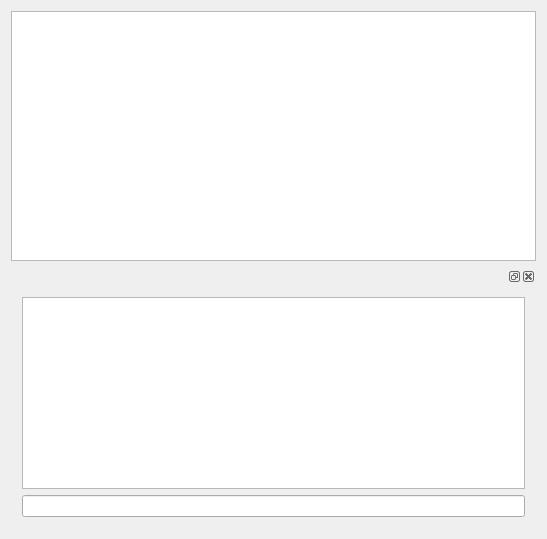
This is usr/RL/TestMaze_II/testmaze_ii.ui in cambyse/PO-LGP as Qt 5 draws it before an edit. The edited form follows.
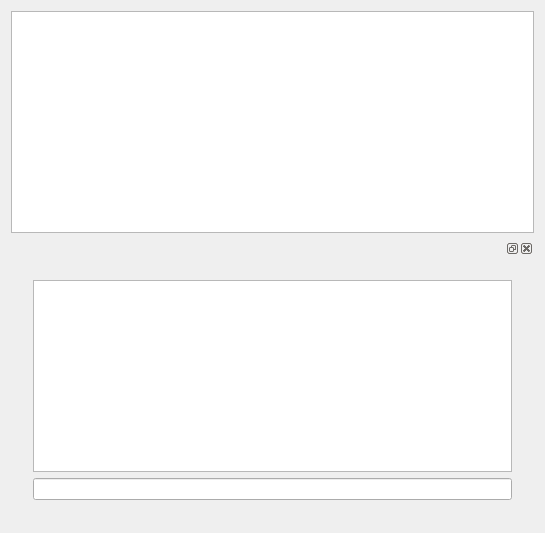
This is the edited form.

Commit message: TestMaze_II: Improved console, added ValueIteration class

```diff
--- a/usr/RL/TestMaze_II/testmaze_ii.ui
+++ b/usr/RL/TestMaze_II/testmaze_ii.ui
@@ -6,8 +6,8 @@
    <rect>
     <x>0</x>
     <y>0</y>
-    <width>547</width>
-    <height>539</height>
+    <width>545</width>
+    <height>533</height>
    </rect>
   </property>
   <property name="windowTitle">
@@ -20,15 +20,26 @@
    <item row="1" column="0">
     <widget class="QDockWidget" name="_wConsoleWidget">
      <widget class="QWidget" name="dockWidgetContents">
+      <layout class="QGridLayout" name="gridLayout_3">
+       <item row="0" column="0">
+        <widget class="QWidget" name="widget" native="true">
       <layout class="QGridLayout" name="gridLayout_2">
-       <item row="1" column="0">
-        <widget class="QLineEdit" name="_wConsoleInput"/>
-       </item>
        <item row="0" column="0">
         <widget class="QPlainTextEdit" name="_wConsoleOutput">
+            <property name="font">
+             <font>
+              <family>Monospace</family>
+             </font>
+            </property>
          <property name="readOnly">
           <bool>true</bool>
          </property>
+           </widget>
+          </item>
+          <item row="1" column="0">
+           <widget class="QLineEdit" name="_wConsoleInput"/>
+          </item>
+         </layout>
         </widget>
        </item>
       </layout>
```
Lines whose indentation alone changed are shown as unchanged. The commit also changes 9 other files.
